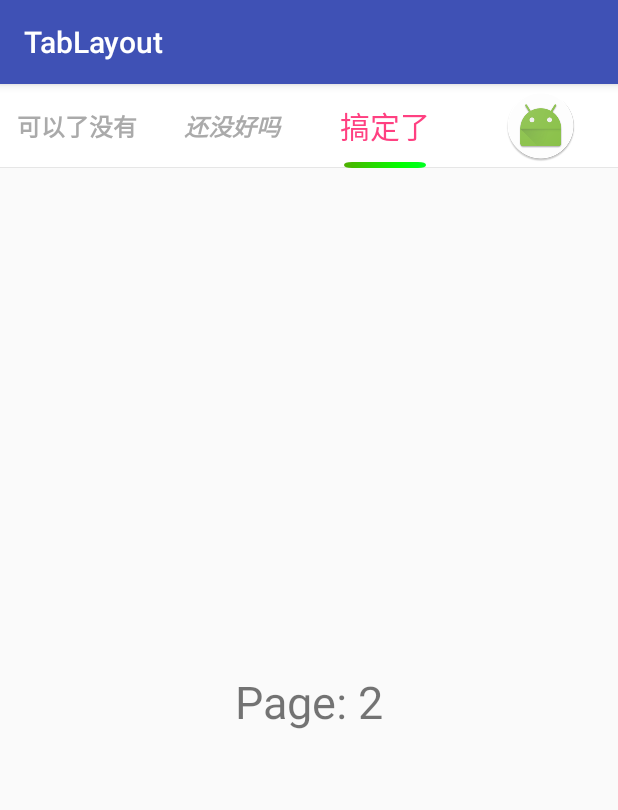
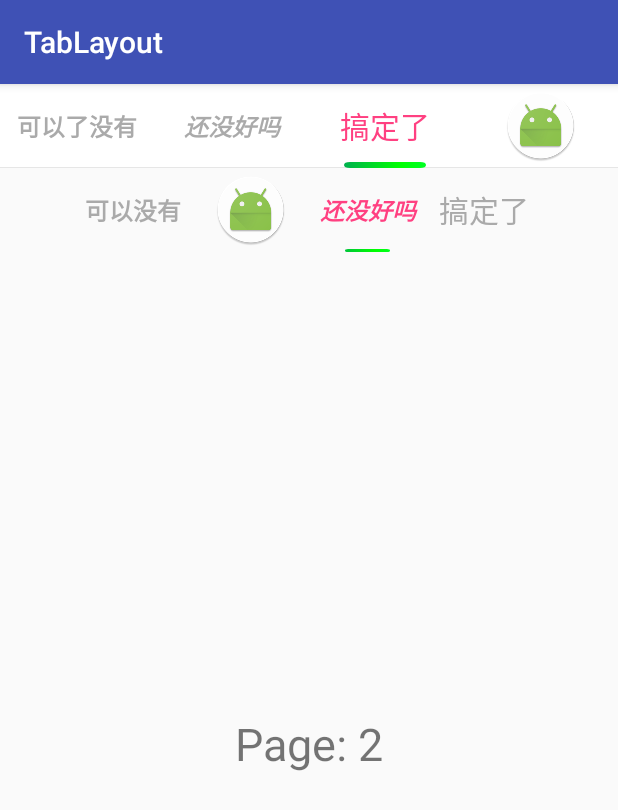
Before and after one commit to linceln/TabLayout, an Android app: the screen it shows after launch (MainActivity), on a phone screen of 412 x 824 dp. Shown: the top 810 px of the screen. Run offline under Robolectric (Android 15) with nearby library versions, the phone set to English and light mode, and no system bars.

Commit message:
add margin layout

```diff
--- a/app/src/main/java/com/xyz/tablayout/MainActivity.java
+++ b/app/src/main/java/com/xyz/tablayout/MainActivity.java
@@ -40,13 +40,17 @@ public class MainActivity extends AppCompatActivity {
         // 初始化
         TabLayout tabLayout = (TabLayout) findViewById(R.id.tabLayout);
         tabLayout.setViewPager(viewPager);
+        TabLayout tabLayoutMargin = (TabLayout) findViewById(R.id.tabLayoutMargin);
+        tabLayoutMargin.setViewPager(viewPager);
 
         // 默认页码
         tabLayout.setCurrentItem(2);
+        tabLayoutMargin.setCurrentItem(2);
 
         // 设置渐变色
-        int[] color = new int[]{Color.MAGENTA, Color.RED, Color.GREEN, Color.CYAN};
+        int[] color = new int[]{Color.MAGENTA, Color.BLUE, Color.GREEN, Color.CYAN};
         tabLayout.setShaderColors(color);
+        tabLayoutMargin.setShaderColors(color);
 
         // 设置ViewPager滑动监听
         tabLayout.setOnPageChangeListener(new TabLayout.OnPageChangeListener() {
--- a/app/src/main/res/layout/activity_main.xml
+++ b/app/src/main/res/layout/activity_main.xml
@@ -11,9 +11,11 @@
         android:id="@+id/tabLayout"
         android:layout_width="0dp"
         android:layout_height="56dp"
+        android:layout_marginLeft="0dp"
+        android:layout_marginRight="0dp"
+        android:background="@android:color/white"
         android:gravity="center"
         android:orientation="horizontal"
-        android:background="@android:color/white"
         app:layout_constraintLeft_toLeftOf="parent"
         app:layout_constraintRight_toRightOf="parent"
         app:layout_constraintTop_toTopOf="parent">
@@ -23,8 +25,8 @@
             android:layout_height="match_parent"
             android:layout_weight="1"
             android:gravity="center"
+            android:singleLine="true"
             android:text="可以了没有"
-            android:singleLine="true"
             android:textColor="@color/sel_color_text"
             android:textSize="16sp"
             android:textStyle="bold"/>
@@ -34,8 +36,8 @@
             android:layout_height="match_parent"
             android:layout_weight="1"
             android:gravity="center"
+            android:singleLine="true"
             android:text="还没好吗"
-            android:singleLine="true"
             android:textColor="@color/sel_color_text"
             android:textSize="16sp"
             android:textStyle="italic|bold"/>
@@ -57,6 +59,143 @@
             android:src="@drawable/sel_icon_launcher"/>
     </com.xyz.library.TabLayout>
 
+    <com.xyz.library.TabLayout
+        android:id="@+id/tabLayoutMargin"
+        android:layout_width="0dp"
+        android:layout_height="56dp"
+        android:layout_marginLeft="50dp"
+        android:layout_marginRight="50dp"
+        android:gravity="center"
+        android:orientation="horizontal"
+        app:indicatorHeight="2dp"
+        app:layout_constraintLeft_toLeftOf="parent"
+        app:layout_constraintRight_toRightOf="parent"
+        app:layout_constraintTop_toBottomOf="@+id/tabLayout"
+        app:lineColor="@android:color/transparent">
+
+        <TextView
+            android:layout_width="0dp"
+            android:layout_height="match_parent"
+            android:layout_weight="1"
+            android:gravity="center"
+            android:singleLine="true"
+            android:text="可以没有"
+            android:textColor="@color/sel_color_text"
+            android:textSize="16sp"
+            android:textStyle="bold"/>
+
+        <ImageView
+            android:layout_width="0dp"
+            android:layout_height="match_parent"
+            android:layout_weight="1"
+            android:scaleType="center"
+            android:src="@drawable/sel_icon_launcher"/>
+
+        <TextView
+            android:layout_width="0dp"
+            android:layout_height="match_parent"
+            android:layout_weight="1"
+            android:gravity="center"
+            android:singleLine="true"
+            android:text="还没好吗"
+            android:textColor="@color/sel_color_text"
+            android:textSize="16sp"
+            android:textStyle="italic|bold"/>
+
+        <TextView
+            android:layout_width="0dp"
+            android:layout_height="match_parent"
+            android:layout_weight="1"
+            android:gravity="center"
+            android:text="搞定了"
+            android:textColor="@color/sel_color_text"
+            android:textSize="20sp"/>
+
+
+    </com.xyz.library.TabLayout>
+
+    <!--<com.xyz.library.TabLayout-->
+    <!--android:id="@+id/tabLayout"-->
+    <!--android:layout_width="0dp"-->
+    <!--android:layout_height="56dp"-->
+    <!--android:gravity="start"-->
+    <!--android:orientation="horizontal"-->
+    <!--android:background="@android:color/white"-->
+    <!--app:layout_constraintLeft_toLeftOf="parent"-->
+    <!--app:layout_constraintRight_toRightOf="parent"-->
+    <!--app:layout_constraintTop_toTopOf="parent">-->
+
+    <!--<TextView-->
+    <!--android:layout_width="wrap_content"-->
+    <!--android:layout_height="match_parent"-->
+    <!--android:gravity="center"-->
+    <!--android:text="可以了没有"-->
+    <!--android:singleLine="true"-->
+    <!--android:textColor="@color/sel_color_text"-->
+    <!--android:textSize="16sp"-->
+    <!--android:textStyle="bold"/>-->
+
+    <!--<TextView-->
+    <!--android:layout_width="wrap_content"-->
+    <!--android:layout_height="match_parent"-->
+    <!--android:gravity="center"-->
+    <!--android:text="还没好吗"-->
+    <!--android:singleLine="true"-->
+    <!--android:textColor="@color/sel_color_text"-->
+    <!--android:textSize="16sp"-->
+    <!--android:textStyle="italic|bold"/>-->
+
+    <!--<TextView-->
+    <!--android:layout_width="wrap_content"-->
+    <!--android:layout_height="match_parent"-->
+    <!--android:gravity="center"-->
+    <!--android:text="搞定了"-->
+    <!--android:textColor="@color/sel_color_text"-->
+    <!--android:textSize="20sp"/>-->
+
+    <!--<ImageView-->
+    <!--android:layout_width="wrap_content"-->
+    <!--android:layout_height="match_parent"-->
+    <!--android:scaleType="center"-->
+    <!--android:src="@drawable/sel_icon_launcher"/>-->
+
+    <!--<TextView-->
+    <!--android:layout_width="wrap_content"-->
+    <!--android:layout_height="match_parent"-->
+    <!--android:gravity="center"-->
+    <!--android:text="最"-->
+    <!--android:singleLine="true"-->
+    <!--android:textColor="@color/sel_color_text"-->
+    <!--android:textSize="16sp"-->
+    <!--android:textStyle="bold"/>-->
+
+    <!--<TextView-->
+    <!--android:layout_width="wrap_content"-->
+    <!--android:layout_height="match_parent"-->
+    <!--android:gravity="center"-->
+    <!--android:text="撒"-->
+    <!--android:singleLine="true"-->
+    <!--android:textColor="@color/sel_color_text"-->
+    <!--android:textSize="16sp"-->
+    <!--android:textStyle="italic|bold"/>-->
+
+    <!--<TextView-->
+    <!--android:layout_width="wrap_content"-->
+    <!--android:layout_height="match_parent"-->
+    <!--android:gravity="center"-->
+    <!--android:text="飞飞飞飞飞飞飞飞飞飞飞"-->
+    <!--android:singleLine="true"-->
+    <!--android:textColor="@color/sel_color_text"-->
+    <!--android:textSize="20sp"/>-->
+
+    <!--<ImageView-->
+    <!--android:layout_width="wrap_content"-->
+    <!--android:layout_height="match_parent"-->
+    <!--android:scaleType="center"-->
+    <!--android:src="@drawable/sel_icon_launcher"/>-->
+
+    <!--</com.xyz.library.TabLayout>-->
+
     <android.support.v4.view.ViewPager
         android:id="@+id/viewPager"
         android:layout_width="0dp"
@@ -65,6 +204,6 @@
         app:layout_constraintBottom_toBottomOf="parent"
         app:layout_constraintLeft_toLeftOf="parent"
         app:layout_constraintRight_toRightOf="parent"
-        app:layout_constraintTop_toBottomOf="@+id/tabLayout"/>
+        app:layout_constraintTop_toBottomOf="@+id/tabLayoutMargin"/>
 
 </android.support.constraint.ConstraintLayout>
--- a/library/src/main/java/com/xyz/library/TabLayout.java
+++ b/library/src/main/java/com/xyz/library/TabLayout.java
@@ -37,6 +37,7 @@ public class TabLayout extends LinearLayout {
 
     // line
     private Paint linePaint;
+    private int lineColor = Color.LTGRAY;
 
     // 滑动量
     private float scrollOffset = 0f;
@@ -70,6 +71,9 @@ public class TabLayout extends LinearLayout {
         if (a.hasValue(R.styleable.TabLayout_indicatorColor)) {
             indicatorColor = a.getColor(R.styleable.TabLayout_indicatorColor, indicatorColor);
         }
+        if (a.hasValue(R.styleable.TabLayout_lineColor)) {
+            lineColor = a.getColor(R.styleable.TabLayout_lineColor, lineColor);
+        }
         a.recycle();
 
         // 初始化画笔(indicator)
@@ -77,11 +81,14 @@ public class TabLayout extends LinearLayout {
         indicatorPaint.setAntiAlias(true);
         indicatorPaint.setColor(indicatorColor);
         indicatorPaint.setStyle(Paint.Style.FILL);
-        indicatorPaint.setPathEffect(new CornerPathEffect(8));
+        indicatorPaint.setPathEffect(new CornerPathEffect(indicatorHeight));
         // 初始化画笔(line)
         linePaint = new Paint();
         linePaint.setAntiAlias(true);
-        linePaint.setColor(Color.LTGRAY);
+        linePaint.setColor(lineColor);
+        // Scroller
+//        scroller = new Scroller(context);
+//        touchSlop = ViewConfiguration.get(context).getScaledPagingTouchSlop();
     }
 
     /**
@@ -91,7 +98,7 @@ public class TabLayout extends LinearLayout {
      */
     public void setCurrentItem(final int position) {
         checkViewPager();
-        viewPager.post(new Runnable() {
+        post(new Runnable() {
             @Override
             public void run() {
                 // after measure and layout
@@ -118,40 +125,17 @@ public class TabLayout extends LinearLayout {
      *
      * @param colors
      */
-    public void setShaderColors(int[] colors) {
-        indicatorPaint.setShader(new LinearGradient(indicatorPadding, getHeight(), getScreenWidth() - indicatorPadding, getHeight() - indicatorHeight, colors, null, Shader.TileMode.MIRROR));
+    public void setShaderColors(final int[] colors) {
+        post(new Runnable() {
+            @Override
+            public void run() {
+                indicatorPaint.setShader(new LinearGradient(indicatorPadding, getHeight(),
+                        getActualWidth() - indicatorPadding, getHeight() - indicatorHeight,
+                        colors, null, Shader.TileMode.MIRROR));
+            }
+        });
     }
 
-    // ViewGroup容器组件的绘制，当它没有背景时直接调用的是dispatchDraw()方法, 而绕过了draw()方法，
-    // 当它有背景的时候就调用draw()方法, 再调用dispatchDraw()方法
-    @Override
-    protected void dispatchDraw(Canvas canvas) {
-        canvas.save();
-        // draw line
-        canvas.drawLine(0, getHeight(), getRight(), getHeight(), linePaint);
-        // draw indicator
-        canvas.drawPath(path, indicatorPaint);
-        canvas.restore();
-        super.dispatchDraw(canvas);
-    }
-
-
-    /**
-     * after measured
-     *
-     * @param w
-     * @param h
-     * @param oldw
-     * @param oldh
-     */
-    @Override
-    protected void onSizeChanged(int w, int h, int oldw, int oldh) {
-        super.onSizeChanged(w, h, oldw, oldh);
-        itemCount = getChildCount();
-        itemWidth = (w / itemCount);
-        getPath(0);
-        setOnItemClickListener();
-    }
 
     /**
      * 关联ViewPager滑动
@@ -175,11 +159,11 @@ public class TabLayout extends LinearLayout {
             @Override
             public void onPageScrolled(int position, float offset, int px) {
                 if (offset >= 0.0f && offset <= 0.5f) {
-                    scrollOffset = getScreenWidth() / itemCount * offset * 2;
+                    scrollOffset = getActualWidth() / itemCount * offset * 2;
                     getPath(position);
                     invalidate();
                 } else if (offset > 0.5f && offset < 1.0f) {
-                    scrollOffset = getScreenWidth() / itemCount - getScreenWidth() / itemCount * (1 - offset) * 2;
+                    scrollOffset = getActualWidth() / itemCount - getActualWidth() / itemCount * (1 - offset) * 2;
                     path = new Path();
                     path.moveTo(position * itemWidth + scrollOffset + indicatorPadding, getHeight());
                     path.lineTo((position + 2) * itemWidth - indicatorPadding, getHeight());
@@ -188,7 +172,6 @@ public class TabLayout extends LinearLayout {
                     path.close();
                     invalidate();
                 }
-
                 if (listener != null) {
                     listener.onPageScrolled(position, offset, px);
                 }
@@ -202,6 +185,85 @@ public class TabLayout extends LinearLayout {
             }
         });
     }
+
+    // ViewGroup容器组件的绘制，当它没有背景时直接调用的是dispatchDraw()方法, 而绕过了draw()方法，
+    // 当它有背景的时候就调用draw()方法, 再调用dispatchDraw()方法
+    @Override
+    protected void dispatchDraw(Canvas canvas) {
+        canvas.save();
+        // draw line
+        canvas.drawLine(0, getHeight(), getRight(), getHeight(), linePaint);
+        // draw indicator
+        canvas.drawPath(path, indicatorPaint);
+        canvas.restore();
+        super.dispatchDraw(canvas);
+    }
+
+//    @Override
+//    protected void onMeasure(int widthMeasureSpec, int heightMeasureSpec) {
+//        super.onMeasure(widthMeasureSpec, heightMeasureSpec);
+////        for (int i = 0; i < getChildCount(); i++) {
+////            View view = getChildAt(i);
+////            measureChild(view, widthMeasureSpec, heightMeasureSpec);
+////        }
+//    }
+//
+//    @Override
+//    protected void onLayout(boolean changed, int l, int t, int r, int b) {
+////        super.onLayout(changed, l, t, r, b);
+//        if (changed) {
+//            for (int i = 0; i < getChildCount(); i++) {
+//                View view = getChildAt(i);
+//                view.layout(i * view.getMeasuredWidth(), 0, (i + 1) * view.getMeasuredWidth(), view.getMeasuredHeight());
+//            }
+//        }
+//    }
+
+    /**
+     * after measured
+     *
+     * @param w
+     * @param h
+     * @param oldw
+     * @param oldh
+     */
+    @Override
+    protected void onSizeChanged(int w, int h, int oldw, int oldh) {
+        super.onSizeChanged(w, h, oldw, oldh);
+        itemCount = getChildCount();
+        itemWidth = (w / itemCount);
+        getPath(0);
+        setOnItemClickListener();
+    }
+
+//    @Override
+//    public boolean onInterceptTouchEvent(MotionEvent ev) {
+//
+//        switch (ev.getAction()) {
+//            case MotionEvent.ACTION_DOWN:
+//                // 获取按下时的坐标值
+//                touchDownX = ev.getRawX();
+//                lastTouchMoveX = touchDownX;
+//                break;
+//            case MotionEvent.ACTION_MOVE:
+//                // 获取滑动时的目标值
+//                touchMoveX = ev.getRawX();
+//                lastTouchMoveX = touchMoveX;
+//                // 滑动距离超过touchSlop则拦截触摸事件到onTouchEvent中处理
+//                float diff = Math.abs(touchMoveX - touchDownX);
+//                if (diff > touchSlop) {
+//                    return true;
+//                }
+//                break;
+//        }
+//
+//        return super.onInterceptTouchEvent(ev);
+//    }
+//
+//    @Override
+//    public boolean onTouchEvent(MotionEvent event) {
+//        return super.onTouchEvent(event);
+//    }
 
     private void getPath(int position) {
         path = new Path();
@@ -269,12 +331,12 @@ public class TabLayout extends LinearLayout {
     }
 
     /**
-     * 获得屏幕宽度
+     * 获得控件宽度
      *
      * @return pixel
      */
-    private int getScreenWidth() {
-        return getResources().getDisplayMetrics().widthPixels;
+    private int getActualWidth() {
+        return getMeasuredWidth();
     }
 
     private int getDp(int dp) {
--- a/library/src/main/res/values/attrs.xml
+++ b/library/src/main/res/values/attrs.xml
@@ -8,6 +8,8 @@
         <attr name="indicatorColor" format="reference|color"/>
         <!-- 指示器padding -->
         <attr name="indicatorPadding" format="dimension|reference"/>
+        <!--底部分割线颜色-->
+        <attr name="lineColor" format="reference|color"/>
     </declare-styleable>
 
 </resources>
```
